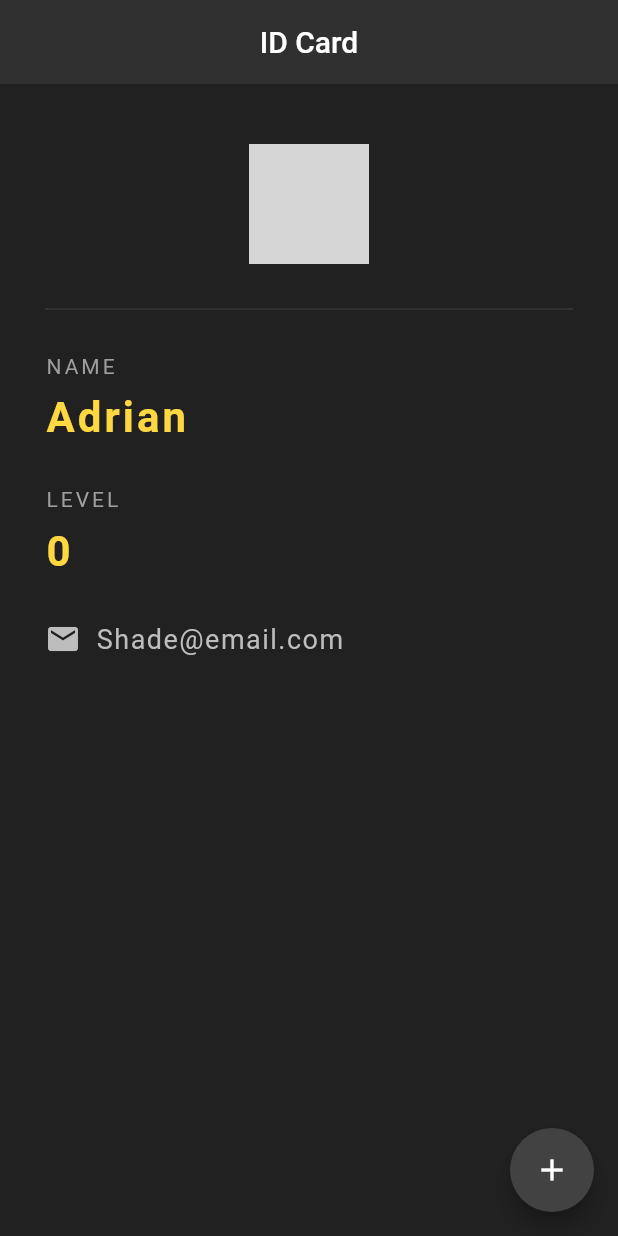
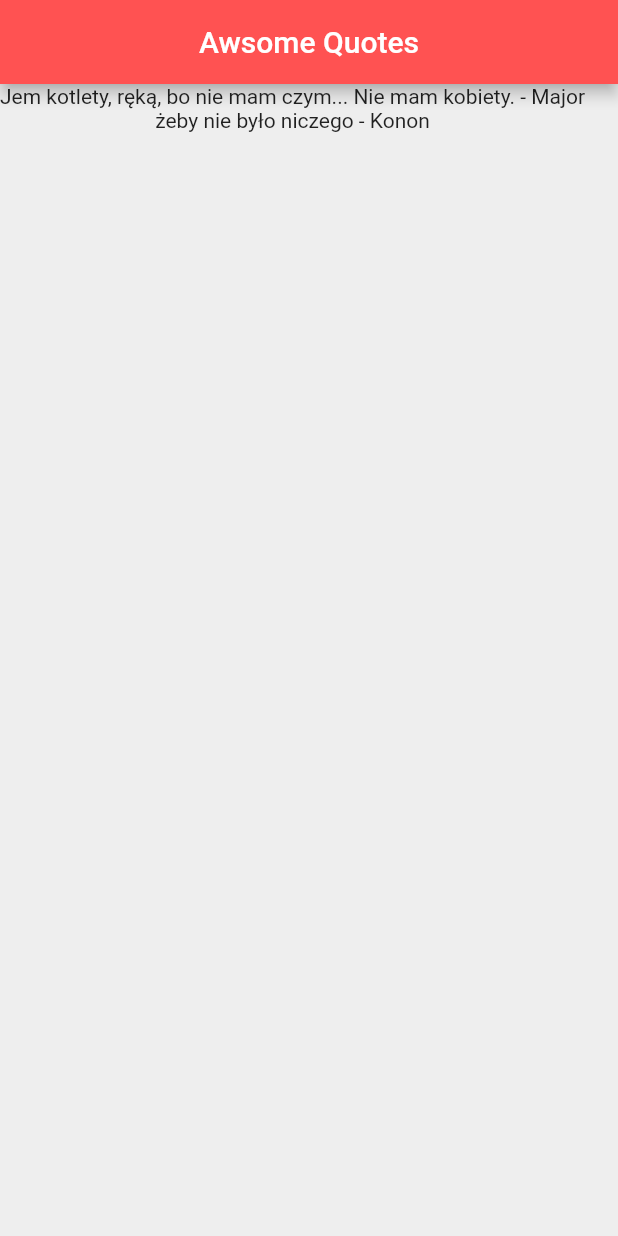
Before and after one commit to Shade644/First-Flutter-Project, a Flutter app: the screen it shows after launch, on a phone screen of 412 x 824 dp. Run offline on Flutter 3.47's test engine with Material 2 defaults, Android fonts, the phone set to English and light mode, and no system bars; grey boxes are pictures that could not be loaded.

Commit message:
Listy of data

```diff
--- a/first_flutter_project/lib/main.dart
+++ b/first_flutter_project/lib/main.dart
@@ -1,122 +1,186 @@
-// ignore_for_file: prefer_const_constructors, duplicate_ignore
-
 import 'package:flutter/material.dart';
+import 'quotes.dart';
 
 void main() => runApp(MaterialApp(
-  home: Card(),
+  home: QuoteList(),
 ));
 
-// ignore: use_key_in_widget_constructors
-class Card extends StatefulWidget {
+class QuoteList extends StatefulWidget {
 
   @override
-  State<Card> createState() => _CardState();
+  State<QuoteList> createState() => _MyWidgetState();
 }
 
-class _CardState extends State<Card> {
+class _MyWidgetState extends State<QuoteList> {
 
-  int level = 0;
+    List<Quote> quotes = [
+   Quote(author: 'Major',text: 'Jem kotlety, ręką, bo nie mam czym... Nie mam kobiety.'),
+   Quote(author: 'Konon',text: 'żeby nie było niczego'),
+  ];
+
   @override
   Widget build(BuildContext context) {
-    return Scaffold(
-      backgroundColor: Colors.grey[900],
+    return  Scaffold(
+      backgroundColor: Colors.grey[200],
+
       appBar: AppBar(
-        // ignore: prefer_const_constructors
-        title: Text('ID Card'),
+        title: Text('Awsome Quotes'),
         centerTitle: true,
-        backgroundColor:Colors.grey[850],
-        elevation: 0,
+        backgroundColor: Colors.redAccent,
       ),
-      floatingActionButton: FloatingActionButton(
-        onPressed: () {
-          setState(() {
-            level += 1;
-          });
-        },
-        child: Icon(Icons.add),
-        backgroundColor: Colors.grey[800],
-      ),
-      body: Padding(
-        padding:  EdgeInsets.fromLTRB(30, 40, 30, 0),
-        child: Column(
-          crossAxisAlignment: CrossAxisAlignment.start,
-          children: <Widget>[
-            Center(
-              child: CircleAvatar(
-                backgroundImage: AssetImage('assets/1.jpg'),
-                radius: 40,
-              ),
-            ),
-            Divider(
-              height: 60,
-              color: Colors.grey[800],
-            ),
-            Text(
-              'NAME',
-              style: TextStyle(
-                color:Colors.grey,
-                letterSpacing: 2,
-              ),
-            ),
-            SizedBox(
-              height: 10
-              ),
-             Text(
-              'Adrian',
-              style: TextStyle(
-                color:Colors.amberAccent[200],
-                letterSpacing: 2,
-                fontSize: 28,
-                fontWeight: FontWeight.bold,
-              ),
-            ),
-            SizedBox(
-              height: 30
-              ),
-               Text(
-              'LEVEL',
-              style: TextStyle(
-                color:Colors.grey,
-                letterSpacing: 2,
-              ),
-            ),
-            SizedBox(
-              height: 10
-              ),
-             Text(
-              '$level',
-              style: TextStyle(
-                color:Colors.amberAccent[200],
-                letterSpacing: 2,
-                fontSize: 28,
-                fontWeight: FontWeight.bold,
-              ),
-            ),
-             SizedBox(
-              height: 30
-              ),
-              Row(
-                children: <Widget>[
-                  Icon(
-                    Icons.email,
-                    color:Colors.grey[400],
-                  ),
-                  SizedBox(
-                    width: 10,
-                  ),
-                  Text(
-                    'Shade@email.com',
-                  style: TextStyle(
-                    color:Colors.grey[400],
-                    fontSize: 18,
-                    letterSpacing: 1,
-                  ),
-                  ),
-                ],
-              ),
-          ],
-        ),
+      body: Column(
+        children: quotes.map((quote) =>Text('${quote.text} - ${quote.author}')).toList(),
       ),
     );
   }
 }
+
+
+
+
+
+
+
+
+
+
+
+
+
+
+
+
+
+
+
+
+
+
+
+
+
+
+
+
+
+
+
+
+
+//   home: Card(),
+// ));
+
+// // ignore: use_key_in_widget_constructors
+// class Card extends StatefulWidget {
+
+//   @override
+//   State<Card> createState() => _CardState();
+// }
+
+// class _CardState extends State<Card> {
+
+//   int level = 0;
+//   @override
+//   Widget build(BuildContext context) {
+//     return Scaffold(
+//       backgroundColor: Colors.grey[900],
+//       appBar: AppBar(
+//         // ignore: prefer_const_constructors
+//         title: Text('ID Card'),
+//         centerTitle: true,
+//         backgroundColor:Colors.grey[850],
+//         elevation: 0,
+//       ),
+//       floatingActionButton: FloatingActionButton(
+//         onPressed: () {
+//           setState(() {
+//             level += 1;
+//           });
+//         },
+//         child: Icon(Icons.add),
+//         backgroundColor: Colors.grey[800],
+//       ),
+//       body: Padding(
+//         padding:  EdgeInsets.fromLTRB(30, 40, 30, 0),
+//         child: Column(
+//           crossAxisAlignment: CrossAxisAlignment.start,
+//           children: <Widget>[
+//             Center(
+//               child: CircleAvatar(
+//                 backgroundImage: AssetImage('assets/1.jpg'),
+//                 radius: 40,
+//               ),
+//             ),
+//             Divider(
+//               height: 60,
+//               color: Colors.grey[800],
+//             ),
+//             Text(
+//               'NAME',
+//               style: TextStyle(
+//                 color:Colors.grey,
+//                 letterSpacing: 2,
+//               ),
+//             ),
+//             SizedBox(
+//               height: 10
+//               ),
+//              Text(
+//               'Adrian',
+//               style: TextStyle(
+//                 color:Colors.amberAccent[200],
+//                 letterSpacing: 2,
+//                 fontSize: 28,
+//                 fontWeight: FontWeight.bold,
+//               ),
+//             ),
+//             SizedBox(
+//               height: 30
+//               ),
+//                Text(
+//               'LEVEL',
+//               style: TextStyle(
+//                 color:Colors.grey,
+//                 letterSpacing: 2,
+//               ),
+//             ),
+//             SizedBox(
+//               height: 10
+//               ),
+//              Text(
+//               '$level',
+//               style: TextStyle(
+//                 color:Colors.amberAccent[200],
+//                 letterSpacing: 2,
+//                 fontSize: 28,
+//                 fontWeight: FontWeight.bold,
+//               ),
+//             ),
+//              SizedBox(
+//               height: 30
+//               ),
+//               Row(
+//                 children: <Widget>[
+//                   Icon(
+//                     Icons.email,
+//                     color:Colors.grey[400],
+//                   ),
+//                   SizedBox(
+//                     width: 10,
+//                   ),
+//                   Text(
+//                     'Shade@email.com',
+//                   style: TextStyle(
+//                     color:Colors.grey[400],
+//                     fontSize: 18,
+//                     letterSpacing: 1,
+//                   ),
+//                   ),
+//                 ],
+//               ),
+//           ],
+//         ),
+//       ),
+//     );
+//   }
+// }
--- /dev/null
+++ b/first_flutter_project/lib/quotes.dart
@@ -0,0 +1,10 @@
+class Quote{
+
+  String? text;
+  String? author;
+
+  Quote({this.text, this.author});
+
+
+
+}
```
